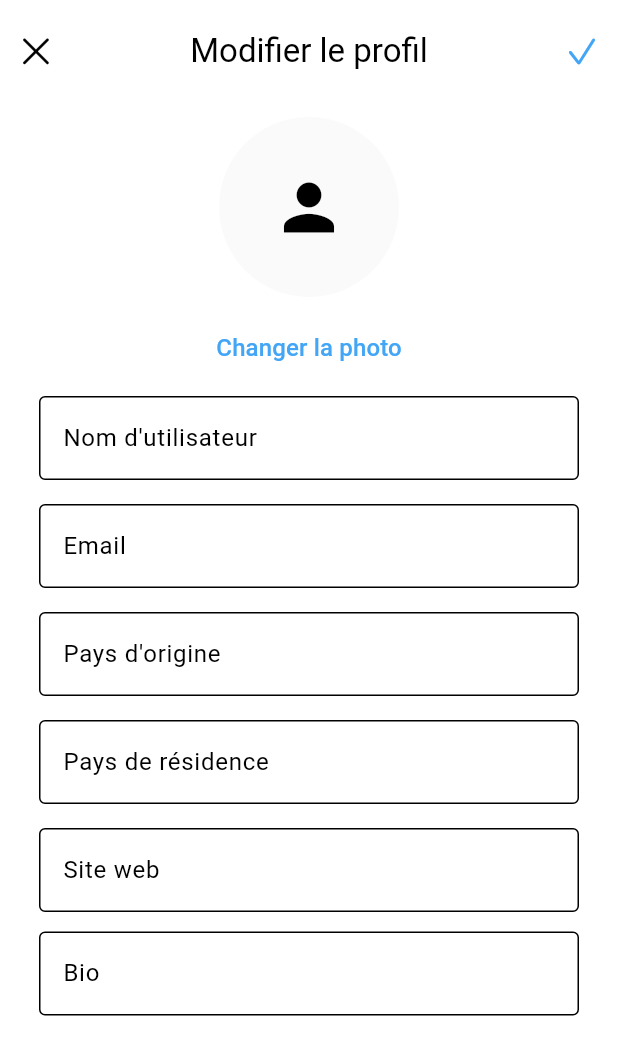
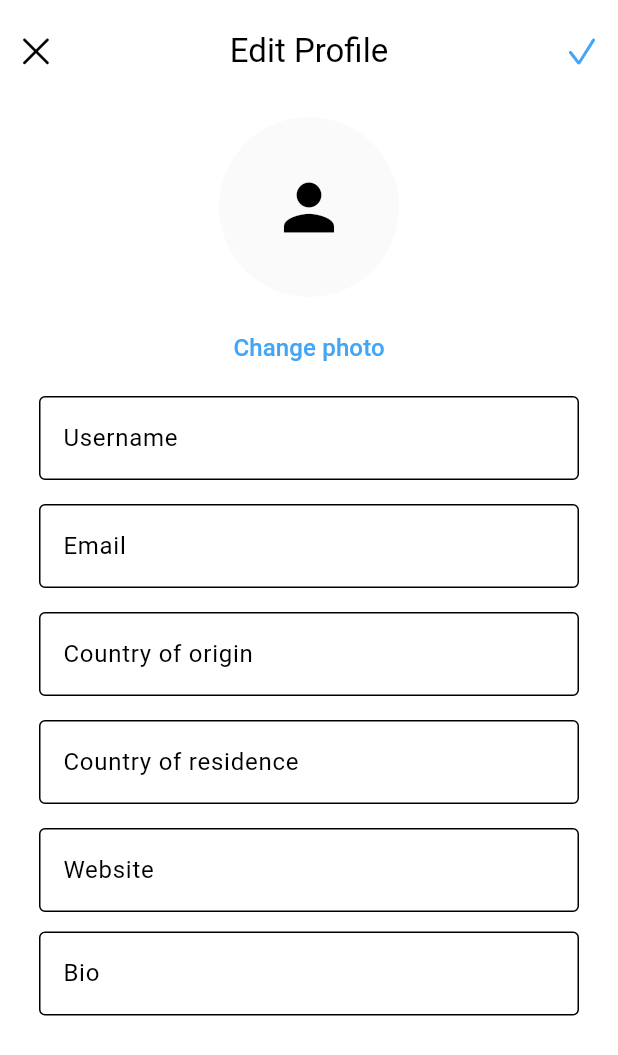
Before and after one commit to Hend-Haddad/Eguide-flutter, a Flutter app: the EditProfile screen opened directly, on a phone screen of 412 x 824 dp. Shown: the top 1055 px of the screen. Run offline on Flutter 3.47's test engine with Material 3 defaults, Android fonts, the phone set to English and light mode, and no system bars; our stand-ins replace cloud_firestore, firebase_auth, firebase_core, firebase_storage, google_nav_bar, image_picker and 3 more; accounts and stored records are empty.

Commit message:
corrige changement de photo

```diff
--- a/lib/pages/core/edit_profile.dart
+++ b/lib/pages/core/edit_profile.dart
@@ -1,14 +1,13 @@
 import 'dart:io';
 import 'package:cloud_firestore/cloud_firestore.dart';
 import 'package:eguideapp/models/end_user.dart';
-import 'package:eguideapp/pages/core/profile.dart';
 import 'package:eguideapp/servises/auth_services.dart';
 import 'package:firebase_auth/firebase_auth.dart';
 import 'package:flutter/cupertino.dart';
 import 'package:flutter/material.dart';
 import 'package:firebase_storage/firebase_storage.dart' as firebase_storage;
 import 'package:image_picker/image_picker.dart';
-import 'package:permission_handler/permission_handler.dart'; // Add this import
+import 'package:permission_handler/permission_handler.dart';
 
 class EditProfile extends StatefulWidget {
   const EditProfile({super.key});
@@ -56,11 +55,9 @@ class _EditProfileState extends State<EditProfile> {
   }
 
   Future<void> _pickImage() async {
-    // Request permission to access photos
     final status = await Permission.photos.request();
 
     if (status.isGranted) {
-      // Permission granted, proceed to pick image
       final pickedFile = await ImagePicker().pickImage(
         source: ImageSource.gallery,
         maxWidth: 800,
@@ -75,21 +72,19 @@ class _EditProfileState extends State<EditProfile> {
         await _uploadImage();
       }
     } else if (status.isDenied) {
-      // Permission denied, show a message
       ScaffoldMessenger.of(context).showSnackBar(
         const SnackBar(
           content: Text('Permission to access gallery was denied.'),
         ),
       );
     } else if (status.isPermanentlyDenied) {
-      // Permission permanently denied, guide user to settings
       ScaffoldMessenger.of(context).showSnackBar(
         SnackBar(
           content: const Text('Gallery access is permanently denied. Please enable it in settings.'),
           action: SnackBarAction(
             label: 'Settings',
             onPressed: () {
-              openAppSettings(); // Opens app settings
+              openAppSettings();
             },
           ),
         ),
@@ -118,17 +113,12 @@ class _EditProfileState extends State<EditProfile> {
         _isUploading = false;
       });
 
-      await FirebaseFirestore.instance
-          .collection('users')
-          .doc(_firebaseAuth.currentUser!.uid)
-          .update({'avatarUrl': downloadUrl});
-
     } catch (e) {
       setState(() {
         _isUploading = false;
       });
       ScaffoldMessenger.of(context).showSnackBar(
-        SnackBar(content: Text('Erreur: ${e.toString()}')),
+        SnackBar(content: Text('Error: ${e.toString()}')),
       );
     }
   }
@@ -154,14 +144,14 @@ class _EditProfileState extends State<EditProfile> {
 
               if (snapshot.hasError) {
                 return Center(
-                  child: Text('Erreur: ${snapshot.error}',
+                  child: Text('Error: ${snapshot.error}',
                       style: theme.textTheme.bodyLarge),
                 );
               }
 
               if (!snapshot.hasData || !snapshot.data!.exists) {
                 return Center(
-                  child: Text('Profil non trouvé',
+                  child: Text('Profile not found',
                       style: theme.textTheme.bodyLarge),
                 );
               }
@@ -192,7 +182,7 @@ class _EditProfileState extends State<EditProfile> {
                             size: 26,
                             color: theme.colorScheme.onBackground),
                       ),
-                      Text('Modifier le profil',
+                      Text('Edit Profile',
                           style: theme.textTheme.titleLarge?.copyWith(
                             color: theme.colorScheme.onBackground,
                           )),
@@ -211,14 +201,33 @@ class _EditProfileState extends State<EditProfile> {
 
                           if (_nameController.text.trim().isNotEmpty &&
                               _emailController.text.trim().isNotEmpty) {
+                            setState(() {
+                              _isUploading = true;
+                            });
+
+                            try {
                               await _authServices.addUserToCollection(
                                 newUser,
                                 _firebaseAuth.currentUser!.uid
                               );
                               Navigator.pop(context);
+                            } catch (e) {
+                              ScaffoldMessenger.of(context).showSnackBar(
+                                SnackBar(content: Text('Error updating profile: $e')),
+                              );
+                            } finally {
+                              setState(() {
+                                _isUploading = false;
+                              });
+                            }
                           }
                         },
-                        icon: Icon(CupertinoIcons.check_mark,
+                        icon: _isUploading
+                            ? CircularProgressIndicator(
+                                color: theme.colorScheme.secondary,
+                                strokeWidth: 2,
+                              )
+                            : Icon(CupertinoIcons.check_mark,
                                 color: theme.colorScheme.secondary),
                       ),
                     ],
@@ -250,18 +259,18 @@ class _EditProfileState extends State<EditProfile> {
                   TextButton(
                     onPressed: _pickImage,
                     child: Text(
-                      'Changer la photo',
+                      'Change photo',
                       style: TextStyle(
                         color: theme.colorScheme.secondary,
                         fontSize: 16
                       ),
                     ),
                   ),
-                  _buildTextField(_nameController, 'Nom d\'utilisateur', theme),
+                  _buildTextField(_nameController, 'Username', theme),
                   _buildTextField(_emailController, 'Email', theme),
-                  _buildTextField(_fromController, 'Pays d\'origine', theme),
-                  _buildTextField(_livingInController, 'Pays de résidence', theme),
-                  _buildTextField(_mediaLinkController, 'Site web', theme),
+                  _buildTextField(_fromController, 'Country of origin', theme),
+                  _buildTextField(_livingInController, 'Country of residence', theme),
+                  _buildTextField(_mediaLinkController, 'Website', theme),
                   Padding(
                     padding: const EdgeInsets.symmetric(horizontal: 26.0, vertical: 5),
                     child: TextField(
```
Also changed, not shown: lib/pages/core/profile.dart (+37 -24 lines), lib/pages/core/settings_page.dart (+5 -4 lines). Lines whose indentation alone changed are shown as unchanged.
